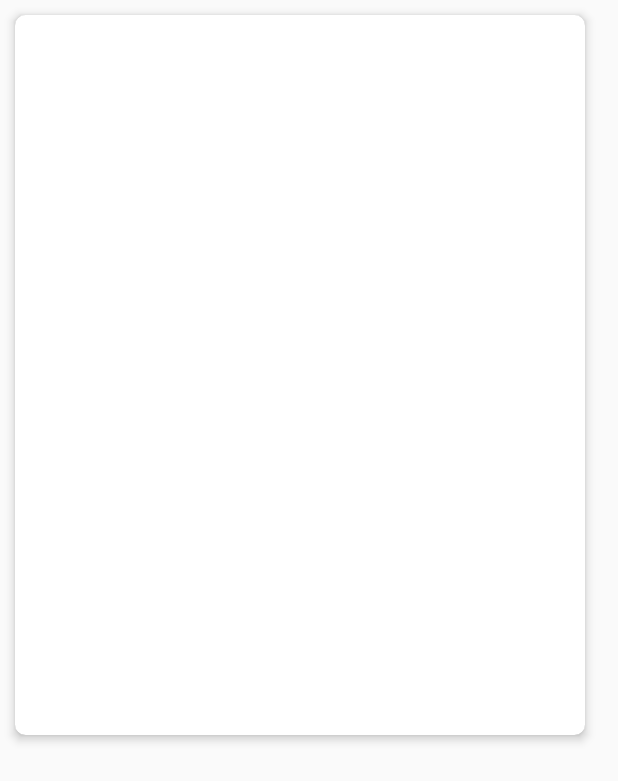
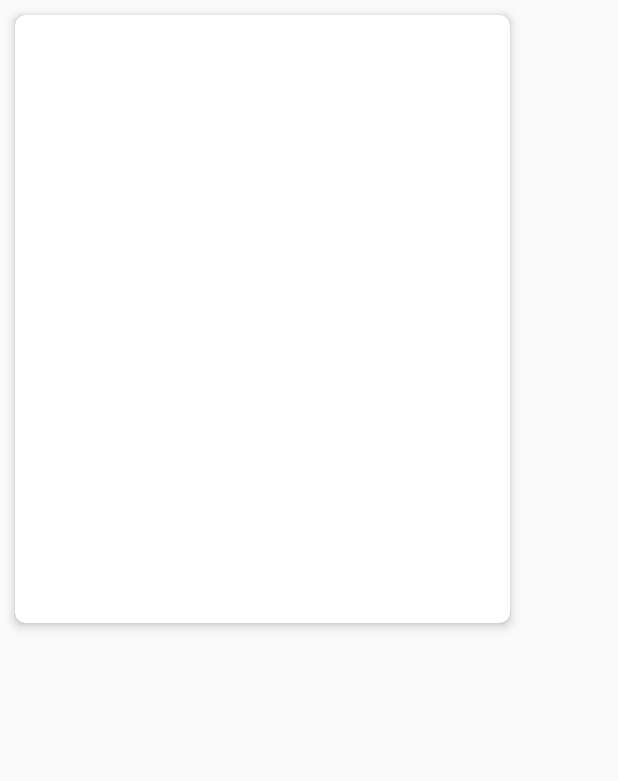
Before and after one commit to kyleo83/idea, an Android app: the layout card_view.xml on its own in the app's theme, with its tools: preview values and no code run, on a phone screen of 412 x 824 dp. Shown: the top 781 px of the screen. Run offline under Robolectric (Android 15) with nearby library versions, the phone set to English and light mode, and no system bars.

```diff
--- a/app/src/main/res/layout/card_view.xml
+++ b/app/src/main/res/layout/card_view.xml
@@ -2,8 +2,8 @@
 <FrameLayout
 xmlns:android="http://schemas.android.com/apk/res/android"
 xmlns:app="http://schemas.android.com/apk/res-auto"
-android:layout_width="400dp"
-android:layout_height="500dp"
+android:layout_width="350dp"
+android:layout_height="425dp"
 android:layout_marginBottom="50dp"
 android:orientation="vertical">
 <android.support.v7.widget.CardView
--- a/app/src/main/res/layout/swipe_left_view.xml
+++ b/app/src/main/res/layout/swipe_left_view.xml
@@ -2,9 +2,9 @@
 <LinearLayout
     xmlns:android="http://schemas.android.com/apk/res/android"
     android:orientation="vertical"
-    android:layout_width="400dp"
+    android:layout_width="350dp"
     android:gravity="right"
-    android:layout_height="500dp">
+    android:layout_height="425dp">
     <TextView
         android:layout_width="wrap_content"
         android:layout_height="wrap_content"
--- a/app/src/main/res/layout/swipe_right_view.xml
+++ b/app/src/main/res/layout/swipe_right_view.xml
@@ -2,8 +2,8 @@
 <LinearLayout
     xmlns:android="http://schemas.android.com/apk/res/android"
     android:orientation="vertical"
-    android:layout_width="400dp"
-    android:layout_height="500dp">
+    android:layout_width="350dp"
+    android:layout_height="425dp">
     <TextView
         android:layout_width="wrap_content"
         android:layout_height="wrap_content"
```
Also changed, not shown: app/build.gradle (+4 -5 lines).
